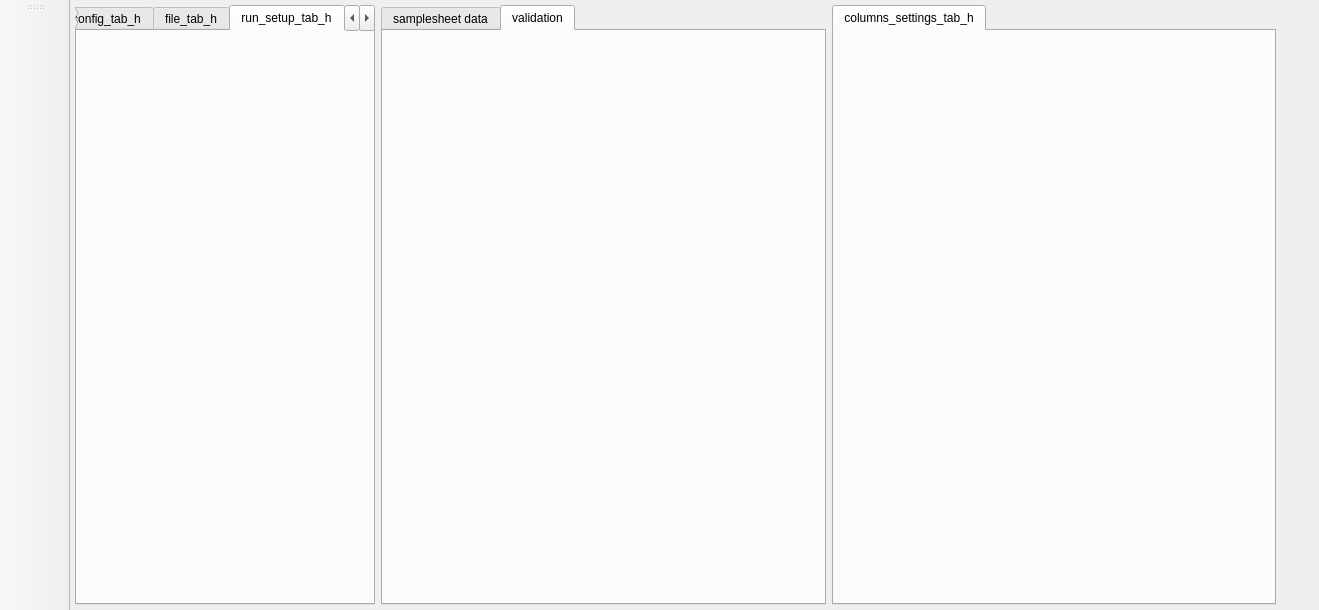
Before: the Qt Designer form ui/mw.ui in Clinical-Genomics-Umea/SampleSheetCreator, drawn with Qt 5.
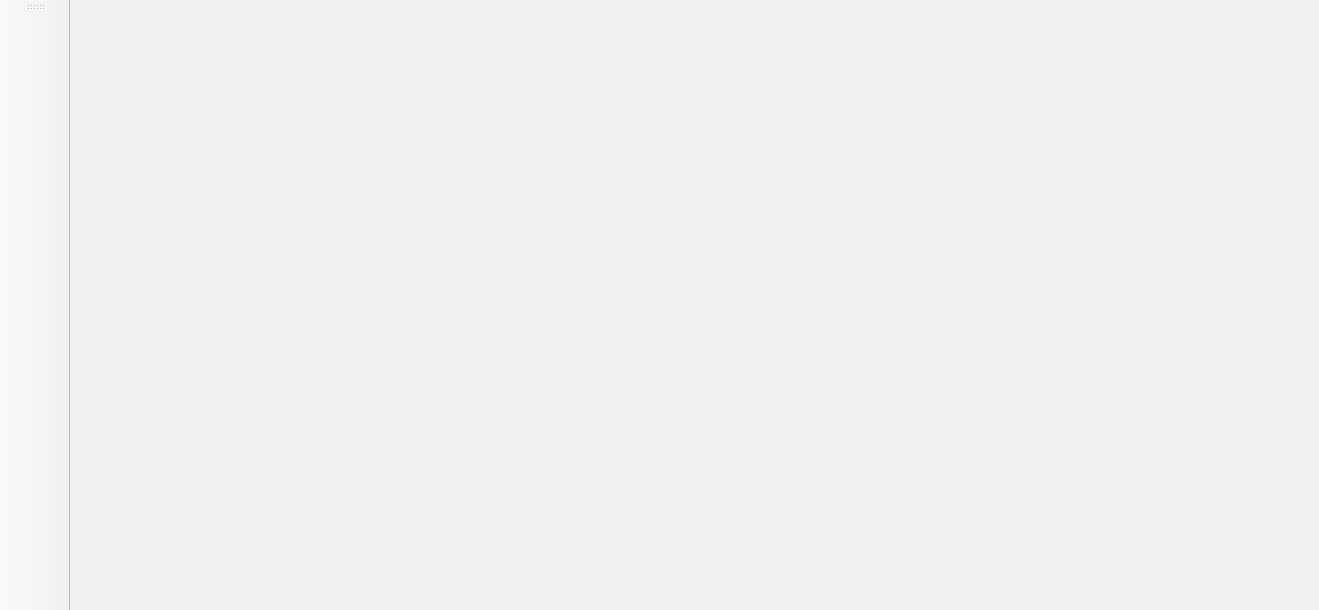
After: the same form once the commit is applied. The open tabs and pages were chosen to show the change.

What changed in the file:
```diff
--- a/ui/mw.ui
+++ b/ui/mw.ui
@@ -39,6 +39,9 @@
     </sizepolicy>
    </property>
    <layout class="QHBoxLayout" name="horizontalLayout_2">
+    <property name="spacing">
+     <number>5</number>
+    </property>
     <property name="leftMargin">
      <number>5</number>
     </property>
@@ -52,7 +55,7 @@
      <number>5</number>
     </property>
     <item>
-     <widget class="QTabWidget" name="leftmenu_tabWidget">
+     <widget class="QStackedWidget" name="leftmenu_stackedWidget">
       <property name="sizePolicy">
        <sizepolicy hsizetype="MinimumExpanding" vsizetype="Expanding">
         <horstretch>0</horstretch>
@@ -68,10 +71,7 @@
       <property name="currentIndex">
        <number>2</number>
       </property>
-      <widget class="QWidget" name="config_tab">
-       <attribute name="title">
-        <string>config_tab_h</string>
-       </attribute>
+      <widget class="QWidget" name="leftmenu_config">
        <layout class="QVBoxLayout" name="verticalLayout_4">
         <item>
          <widget class="QFrame" name="frame_6">
@@ -135,10 +135,7 @@
         </item>
        </layout>
       </widget>
-      <widget class="QWidget" name="file_tab">
-       <attribute name="title">
-        <string>file_tab_h</string>
-       </attribute>
+      <widget class="QWidget" name="leftmenu_file">
        <layout class="QVBoxLayout" name="verticalLayout_8">
         <item>
          <layout class="QVBoxLayout" name="verticalLayout_7">
@@ -185,71 +182,134 @@
         </item>
        </layout>
       </widget>
-      <widget class="QWidget" name="run_setup_tab">
-       <attribute name="title">
-        <string>run_setup_tab_h</string>
-       </attribute>
-       <layout class="QVBoxLayout" name="verticalLayout_5"/>
+      <widget class="QWidget" name="leftmenu_indexes">
+       <layout class="QVBoxLayout" name="verticalLayout_5">
+        <property name="spacing">
+         <number>6</number>
+        </property>
+        <property name="leftMargin">
+         <number>0</number>
+        </property>
+        <property name="topMargin">
+         <number>0</number>
+        </property>
+        <property name="rightMargin">
+         <number>0</number>
+        </property>
+        <property name="bottomMargin">
+         <number>0</number>
+        </property>
+       </layout>
       </widget>
-      <widget class="QWidget" name="indexes_tab">
-       <attribute name="title">
-        <string>indexes_tab_h</string>
-       </attribute>
-       <layout class="QVBoxLayout" name="verticalLayout_6"/>
+      <widget class="QWidget" name="leftmenu_profiles">
+       <layout class="QVBoxLayout" name="verticalLayout_6">
+        <property name="spacing">
+         <number>6</number>
+        </property>
+        <property name="leftMargin">
+         <number>0</number>
+        </property>
+        <property name="topMargin">
+         <number>0</number>
+        </property>
+        <property name="rightMargin">
+         <number>0</number>
+        </property>
+        <property name="bottomMargin">
+         <number>0</number>
+        </property>
+       </layout>
       </widget>
-      <widget class="QWidget" name="profiles_tab">
-       <attribute name="title">
-        <string>profiles_tab_h</string>
-       </attribute>
-       <layout class="QVBoxLayout" name="verticalLayout_2"/>
+      <widget class="QWidget" name="leftmenu_runsetup">
+       <layout class="QVBoxLayout" name="verticalLayout_2">
+        <property name="spacing">
+         <number>6</number>
+        </property>
+        <property name="leftMargin">
+         <number>0</number>
+        </property>
+        <property name="topMargin">
+         <number>0</number>
+        </property>
+        <property name="rightMargin">
+         <number>0</number>
+        </property>
+        <property name="bottomMargin">
+         <number>0</number>
+        </property>
+       </layout>
       </widget>
      </widget>
     </item>
     <item>
      <layout class="QVBoxLayout" name="verticalLayout_12">
       <item>
-       <widget class="QTabWidget" name="main_tabWidget">
+       <widget class="QStackedWidget" name="main_stackedWidget">
         <property name="sizePolicy">
          <sizepolicy hsizetype="MinimumExpanding" vsizetype="Expanding">
           <horstretch>0</horstretch>
           <verstretch>0</verstretch>
          </sizepolicy>
         </property>
-        <property name="currentIndex">
-         <number>1</number>
-        </property>
-        <widget class="QWidget" name="data_tab">
-         <attribute name="title">
-          <string>samplesheet data</string>
-         </attribute>
-         <layout class="QVBoxLayout" name="verticalLayout"/>
+        <widget class="QWidget" name="main_data">
+         <layout class="QVBoxLayout" name="verticalLayout">
+          <property name="leftMargin">
+           <number>0</number>
+          </property>
+          <property name="topMargin">
+           <number>0</number>
+          </property>
+          <property name="rightMargin">
+           <number>0</number>
+          </property>
+          <property name="bottomMargin">
+           <number>0</number>
+          </property>
+         </layout>
         </widget>
-        <widget class="QWidget" name="validation_tab">
-         <attribute name="title">
-          <string>validation</string>
-         </attribute>
-         <layout class="QVBoxLayout" name="verticalLayout_10"/>
+        <widget class="QWidget" name="main_validation">
+         <layout class="QVBoxLayout" name="verticalLayout_10">
+          <property name="leftMargin">
+           <number>0</number>
+          </property>
+          <property name="topMargin">
+           <number>0</number>
+          </property>
+          <property name="rightMargin">
+           <number>0</number>
+          </property>
+          <property name="bottomMargin">
+           <number>0</number>
+          </property>
+         </layout>
         </widget>
        </widget>
       </item>
      </layout>
     </item>
     <item>
-     <widget class="QTabWidget" name="rightmenu_tabWidget">
+     <widget class="QStackedWidget" name="rightmenu_stackedWidget">
       <property name="sizePolicy">
        <sizepolicy hsizetype="MinimumExpanding" vsizetype="Expanding">
         <horstretch>0</horstretch>
         <verstretch>0</verstretch>
        </sizepolicy>
       </property>
-      <property name="currentIndex">
-       <number>0</number>
-      </property>
-      <widget class="QWidget" name="columns_settings_tab">
-       <attribute name="title">
-        <string>columns_settings_tab_h</string>
-       </attribute>
-       <layout class="QVBoxLayout" name="verticalLayout_9"/>
+      <widget class="QWidget" name="rightmenu_columnsettings">
+       <layout class="QVBoxLayout" name="verticalLayout_9">
+        <property name="leftMargin">
+         <number>0</number>
+        </property>
+        <property name="topMargin">
+         <number>0</number>
+        </property>
+        <property name="rightMargin">
+         <number>0</number>
+        </property>
+        <property name="bottomMargin">
+         <number>0</number>
+        </property>
+       </layout>
       </widget>
      </widget>
     </item>
@@ -263,19 +323,19 @@
       </property>
       <property name="minimumSize">
        <size>
-        <width>32</width>
+        <width>28</width>
         <height>0</height>
        </size>
       </property>
       <property name="maximumSize">
        <size>
-        <width>32</width>
+        <width>28</width>
         <height>16777215</height>
        </size>
       </property>
       <layout class="QVBoxLayout" name="verticalLayout_3">
        <property name="spacing">
-        <number>4</number>
+        <number>6</number>
        </property>
        <property name="leftMargin">
         <number>0</number>
```
Left out of the diff: 34 changed lines with no effect on the pictures.
